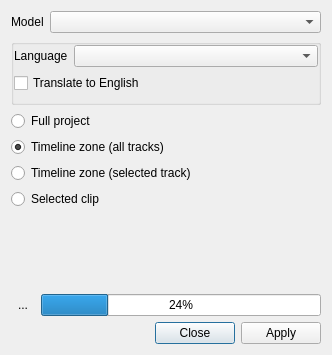
Old version of the form src/ui/speechdialog_ui.ui in the repository KDE/kdenlive.
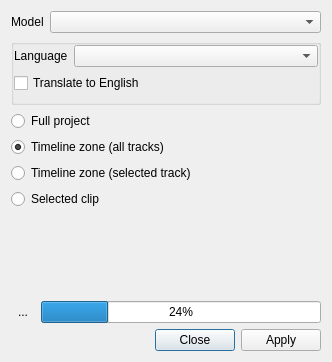
New version of the form. Icons and pictures are not drawn. Custom widgets are drawn as their Qt base class.

```diff
--- a/src/ui/speechdialog_ui.ui
+++ b/src/ui/speechdialog_ui.ui
@@ -11,7 +11,7 @@
     <x>0</x>
     <y>0</y>
     <width>332</width>
-    <height>355</height>
+    <height>362</height>
    </rect>
   </property>
   <property name="windowTitle">
@@ -108,6 +108,9 @@
         <property name="value">
          <number>24</number>
         </property>
+        <property name="format">
+         <string>%p%</string>
+        </property>
        </widget>
       </item>
      </layout>
```
